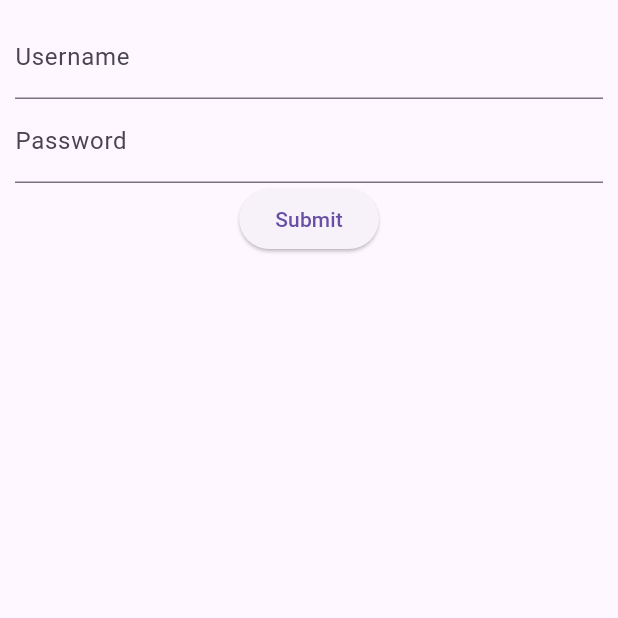
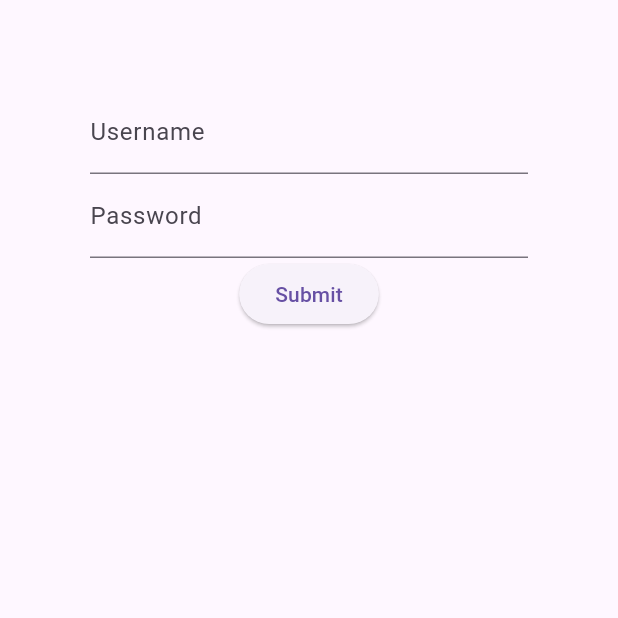
Before and after one commit to zubairmh/pharma_app, a Flutter app: the screen it shows after launch, on a phone screen of 412 x 824 dp, the top half of it. Run offline on Flutter 3.47's test engine with Material 3 defaults, Android fonts, the phone set to English and light mode, and no system bars; our stand-ins replace flutter_hooks, geolocator, shared_preferences; network calls fail.

Commit message:
fixed clipping

```diff
--- a/lib/login/login.dart
+++ b/lib/login/login.dart
@@ -13,7 +13,7 @@ class AccountPage extends StatelessWidget {
     final loginState = Provider.of<LoginState>(context);
     final globalState = Provider.of<HomeState>(context);
     return ListView(
-      padding: const EdgeInsets.all(10),
+      padding: const EdgeInsets.all(60),
       children: [
         Column(
           mainAxisAlignment: MainAxisAlignment.center,
```
Also changed, not shown: lib/components/navbar.dart (+7 -3 lines), lib/shopping/shopping_cart.dart (+8 -3 lines).
